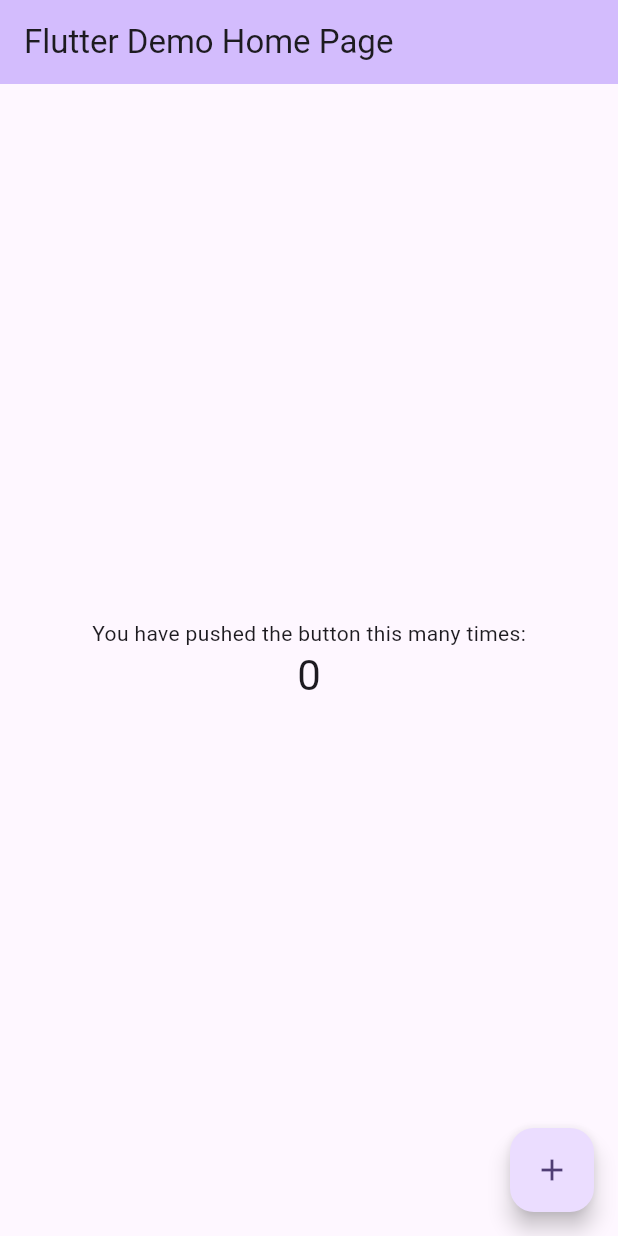
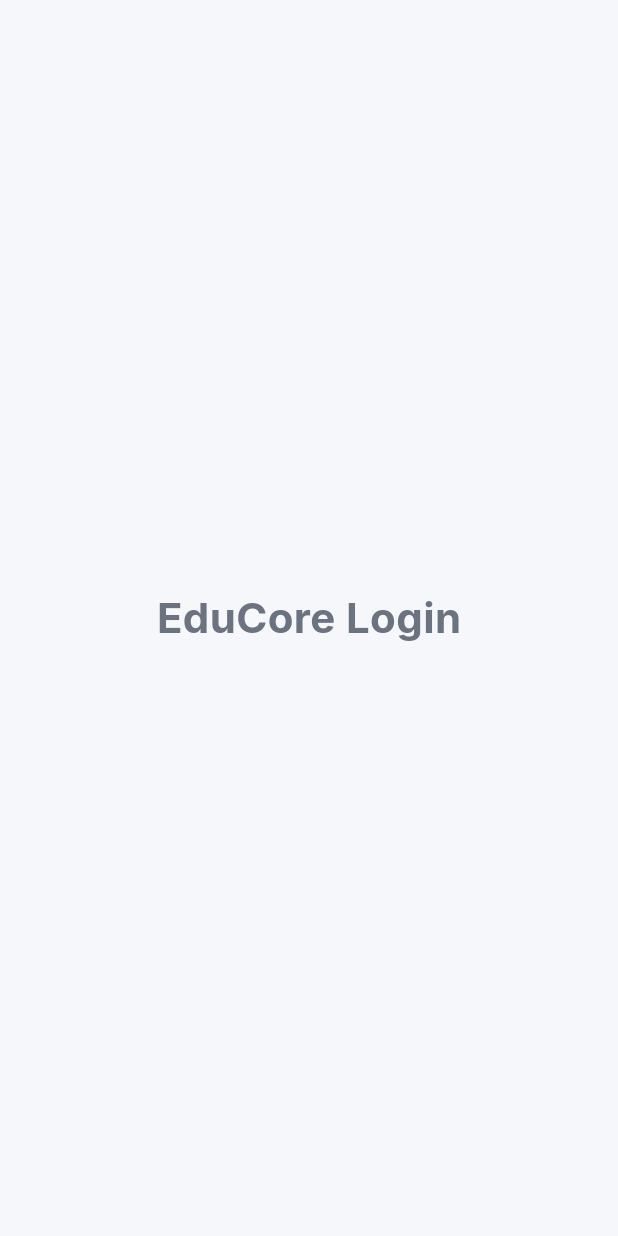
Before and after one commit to HassanEhsani/educore-platform, a Flutter app: the screen it shows after launch, on a phone screen of 412 x 824 dp. Run offline on Flutter 3.47's test engine with Material 3 defaults, Android fonts, the phone set to English and light mode, and no system bars; our stand-ins replace go_router, google_fonts.

Commit message:
feat: create login page foundation

```diff
--- /dev/null
+++ b/apps/mobile/lib/core/router/app_router.dart
@@ -0,0 +1,8 @@
+import 'package:go_router/go_router.dart';
+
+import '../../features/auth/presentation/login_page.dart';
+
+final GoRouter appRouter = GoRouter(
+  initialLocation: '/',
+  routes: [GoRoute(path: '/', builder: (context, state) => const LoginPage())],
+);
--- a/apps/mobile/lib/core/theme/app_theme.dart
+++ b/apps/mobile/lib/core/theme/app_theme.dart
@@ -0,0 +1,33 @@
+import 'package:flutter/material.dart';
+
+import 'app_colors.dart';
+import 'app_text_styles.dart';
+
+final ThemeData appTheme = ThemeData(
+  useMaterial3: true,
+
+  scaffoldBackgroundColor: AppColors.background,
+
+  colorScheme: ColorScheme.fromSeed(
+    seedColor: AppColors.primary,
+    primary: AppColors.primary,
+    secondary: AppColors.secondary,
+    surface: AppColors.surface,
+  ),
+
+  textTheme: TextTheme(
+    displayLarge: AppTextStyles.displayLarge,
+    headlineMedium: AppTextStyles.headlineMedium,
+    titleLarge: AppTextStyles.titleLarge,
+    bodyLarge: AppTextStyles.bodyLarge,
+    bodyMedium: AppTextStyles.bodyMedium,
+    labelLarge: AppTextStyles.labelLarge,
+  ),
+
+  appBarTheme: const AppBarTheme(
+    centerTitle: false,
+    elevation: 0,
+    backgroundColor: AppColors.surface,
+    foregroundColor: AppColors.textPrimary,
+  ),
+);
--- /dev/null
+++ b/apps/mobile/lib/features/auth/presentation/login_page.dart
@@ -0,0 +1,17 @@
+import 'package:flutter/material.dart';
+
+class LoginPage extends StatelessWidget {
+  const LoginPage({super.key});
+
+  @override
+  Widget build(BuildContext context) {
+    return const Scaffold(
+      body: Center(
+        child: Text(
+          'EduCore Login',
+          style: TextStyle(fontSize: 28, fontWeight: FontWeight.bold),
+        ),
+      ),
+    );
+  }
+}
--- a/apps/mobile/lib/main.dart
+++ b/apps/mobile/lib/main.dart
@@ -1,122 +1,22 @@
 import 'package:flutter/material.dart';
 
+import 'core/router/app_router.dart';
+import 'core/theme/app_theme.dart';
+
 void main() {
-  runApp(const MyApp());
+  runApp(const EduCoreApp());
 }
 
-class MyApp extends StatelessWidget {
-  const MyApp({super.key});
+class EduCoreApp extends StatelessWidget {
+  const EduCoreApp({super.key});
 
-  // This widget is the root of your application.
   @override
   Widget build(BuildContext context) {
-    return MaterialApp(
-      title: 'Flutter Demo',
-      theme: ThemeData(
-        // This is the theme of your application.
-        //
-        // TRY THIS: Try running your application with "flutter run". You'll see
-        // the application has a purple toolbar. Then, without quitting the app,
-        // try changing the seedColor in the colorScheme below to Colors.green
-        // and then invoke "hot reload" (save your changes or press the "hot
-        // reload" button in a Flutter-supported IDE, or press "r" if you used
-        // the command line to start the app).
-        //
-        // Notice that the counter didn't reset back to zero; the application
-        // state is not lost during the reload. To reset the state, use hot
-        // restart instead.
-        //
-        // This works for code too, not just values: Most code changes can be
-        // tested with just a hot reload.
-        colorScheme: .fromSeed(seedColor: Colors.deepPurple),
-      ),
-      home: const MyHomePage(title: 'Flutter Demo Home Page'),
+    return MaterialApp.router(
+      debugShowCheckedModeBanner: false,
+      title: 'EduCore',
+      theme: appTheme,
+      routerConfig: appRouter,
     );
   }
 }
-
-class MyHomePage extends StatefulWidget {
-  const MyHomePage({super.key, required this.title});
-
-  // This widget is the home page of your application. It is stateful, meaning
-  // that it has a State object (defined below) that contains fields that affect
-  // how it looks.
-
-  // This class is the configuration for the state. It holds the values (in this
-  // case the title) provided by the parent (in this case the App widget) and
-  // used by the build method of the State. Fields in a Widget subclass are
-  // always marked "final".
-
-  final String title;
-
-  @override
-  State<MyHomePage> createState() => _MyHomePageState();
-}
-
-class _MyHomePageState extends State<MyHomePage> {
-  int _counter = 0;
-
-  void _incrementCounter() {
-    setState(() {
-      // This call to setState tells the Flutter framework that something has
-      // changed in this State, which causes it to rerun the build method below
-      // so that the display can reflect the updated values. If we changed
-      // _counter without calling setState(), then the build method would not be
-      // called again, and so nothing would appear to happen.
-      _counter++;
-    });
-  }
-
-  @override
-  Widget build(BuildContext context) {
-    // This method is rerun every time setState is called, for instance as done
-    // by the _incrementCounter method above.
-    //
-    // The Flutter framework has been optimized to make rerunning build methods
-    // fast, so that you can just rebuild anything that needs updating rather
-    // than having to individually change instances of widgets.
-    return Scaffold(
-      appBar: AppBar(
-        // TRY THIS: Try changing the color here to a specific color (to
-        // Colors.amber, perhaps?) and trigger a hot reload to see the AppBar
-        // change color while the other colors stay the same.
-        backgroundColor: Theme.of(context).colorScheme.inversePrimary,
-        // Here we take the value from the MyHomePage object that was created by
-        // the App.build method, and use it to set our appbar title.
-        title: Text(widget.title),
-      ),
-      body: Center(
-        // Center is a layout widget. It takes a single child and positions it
-        // in the middle of the parent.
-        child: Column(
-          // Column is also a layout widget. It takes a list of children and
-          // arranges them vertically. By default, it sizes itself to fit its
-          // children horizontally, and tries to be as tall as its parent.
-          //
-          // Column has various properties to control how it sizes itself and
-          // how it positions its children. Here we use mainAxisAlignment to
-          // center the children vertically; the main axis here is the vertical
-          // axis because Columns are vertical (the cross axis would be
-          // horizontal).
-          //
-          // TRY THIS: Invoke "debug painting" (choose the "Toggle Debug Paint"
-          // action in the IDE, or press "p" in the console), to see the
-          // wireframe for each widget.
-          mainAxisAlignment: .center,
-          children: [
-            const Text('You have pushed the button this many times:'),
-            Text(
-              '$_counter',
-              style: Theme.of(context).textTheme.headlineMedium,
-            ),
-          ],
-        ),
-      ),
-      floatingActionButton: FloatingActionButton(
-        onPressed: _incrementCounter,
-        tooltip: 'Increment',
-        child: const Icon(Icons.add),
-      ),
-    );
-  }
-}
```
Also changed, not shown: apps/mobile/lib/core/theme/app_text_styles.dart (+42 -0 lines), apps/mobile/lib/core/theme/app_colors.dart (line endings or trailing spaces), apps/mobile/lib/core/theme/app_radius.dart (line endings or trailing spaces), apps/mobile/lib/core/theme/app_spacing.dart (line endings or trailing spaces), 1 other file.
